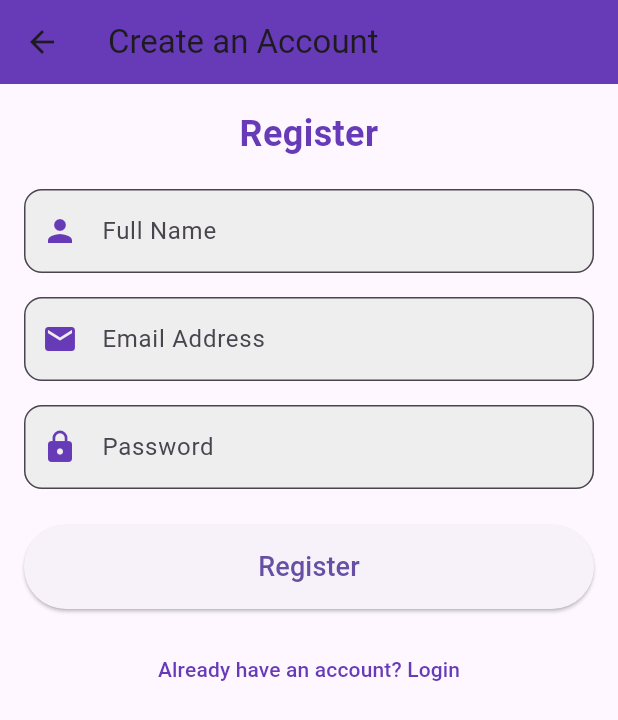
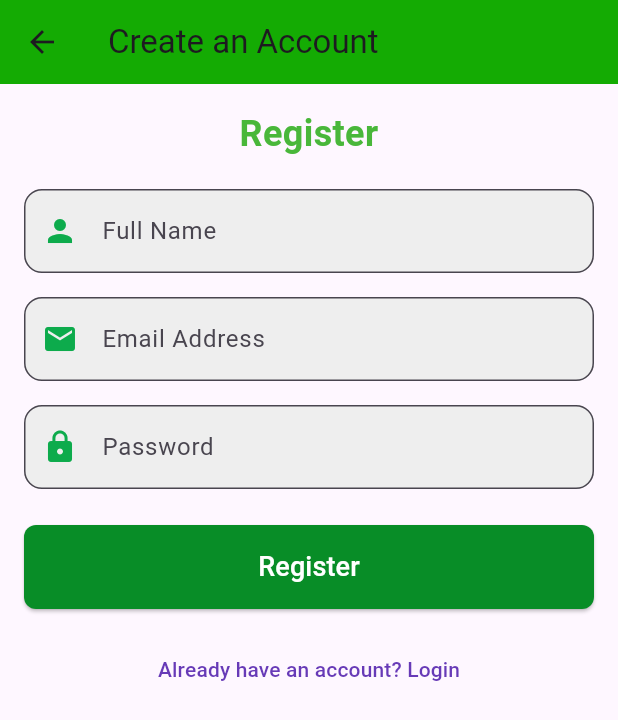
Before and after one commit to SarangaLahiru/AgroPulse_v2, a Flutter app: the RegisterPage screen opened by its route, on a phone screen of 412 x 824 dp. Shown: the top 720 px of the screen. Run offline on Flutter 3.47's test engine with Material 3 defaults, Android fonts, the phone set to English and light mode, and no system bars.

Commit message:
register_page

```diff
--- a/exe1/lib/screens/register_page.dart
+++ b/exe1/lib/screens/register_page.dart
@@ -13,7 +13,7 @@ class RegisterPage extends StatelessWidget {
     return Scaffold(
       appBar: AppBar(
         title: Text('Create an Account'),
-        backgroundColor: Colors.deepPurple,
+        backgroundColor: Color.fromARGB(255, 20, 171, 3),
       ),
       body: Padding(
         padding: const EdgeInsets.all(16.0),
@@ -24,7 +24,7 @@ class RegisterPage extends StatelessWidget {
               style: TextStyle(
                 fontSize: 24,
                 fontWeight: FontWeight.bold,
-                color: Colors.deepPurple,
+                color: const Color.fromARGB(255, 73, 183, 58),
               ),
               textAlign: TextAlign.center,
             ),
@@ -75,6 +75,12 @@ class RegisterPage extends StatelessWidget {
                 // primary: Colors.deepPurple,
 
                 padding: EdgeInsets.symmetric(vertical: 15),
+                backgroundColor: Color.fromARGB(
+                    255, 8, 141, 39), // Solid color instead of semi-transparent
+                foregroundColor: Colors.white, // Text color
+                shape: RoundedRectangleBorder(
+                  borderRadius: BorderRadius.circular(8), // Rounded corners
+                ),
               ),
               child: Text(
                 'Register',
@@ -108,7 +114,9 @@ class RegisterPage extends StatelessWidget {
       controller: controller,
       decoration: InputDecoration(
         labelText: labelText,
-        prefixIcon: icon != null ? Icon(icon, color: Colors.deepPurple) : null,
+        prefixIcon: icon != null
+            ? Icon(icon, color: Color.fromARGB(255, 13, 171, 76))
+            : null,
         border: OutlineInputBorder(
           borderRadius: BorderRadius.circular(12),
         ),
```
